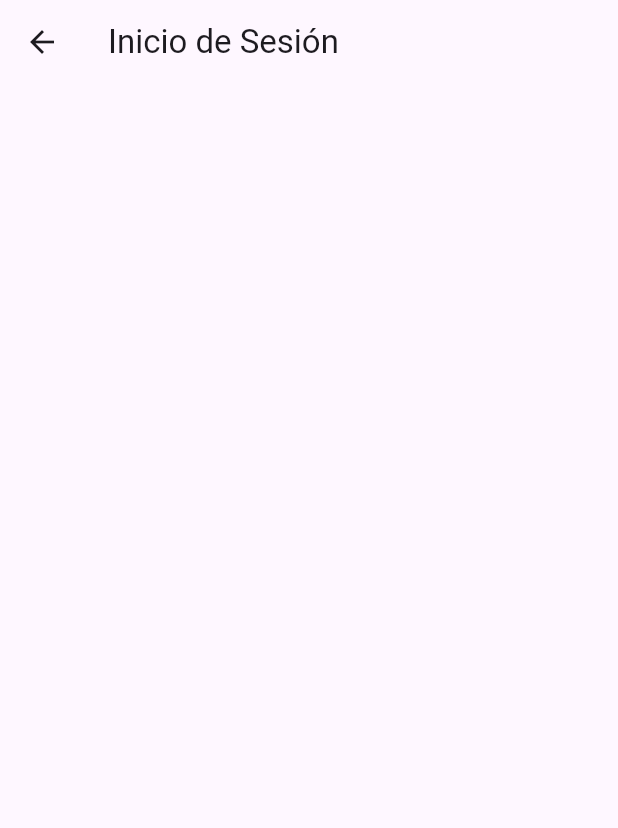
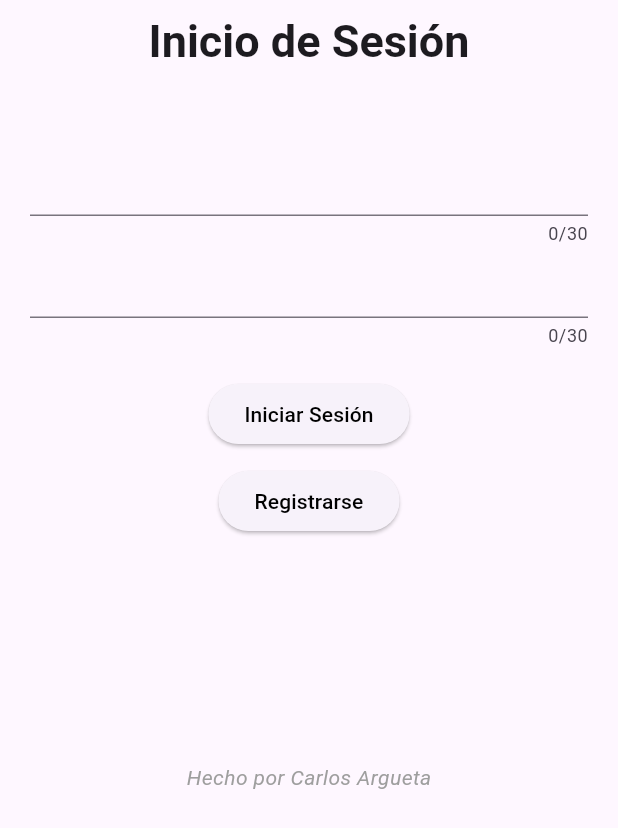
Before and after one commit to EddyArgueta/Tarea2.2, a Flutter app: the LoginPage screen opened directly, on a phone screen of 412 x 824 dp. Shown: the top 828 px of the screen. Run offline on Flutter 3.47's test engine with Material 3 defaults, Android fonts, the phone set to English and light mode, and no system bars.

Commit message:
Login Page, inicios

```diff
--- a/lib/main.dart
+++ b/lib/main.dart
@@ -17,9 +17,9 @@ class MyApp extends StatelessWidget {
         title: 'Material App',
       debugShowCheckedModeBanner: false,
       //home: const HomePage(email: 'carguetar@unah.hn'),
-      //home: const LoginPage(),
+      home: LoginPage(),
       //home: const PageNotFound(),
-      home: const RegistroPage(),
+      //home: const RegistroPage(),
 
       onGenerateRoute: (settings) => MaterialPageRoute(
       builder: (context) {
--- a/lib/pages/home_page.dart
+++ b/lib/pages/home_page.dart
@@ -10,6 +10,7 @@ class HomePage extends StatelessWidget {
     return Scaffold(
       appBar: AppBar(
         title: const Text('Home'),
+        backgroundColor:const Color.fromARGB(255, 252, 250, 166),
       ),
       body: Center(
         child: Text('Bienvenido(a), $email'),
--- a/lib/pages/login_page.dart
+++ b/lib/pages/login_page.dart
@@ -1,13 +1,110 @@
 import 'package:flutter/material.dart';
+import 'package:login_app/pages/home_page.dart';
+import 'package:login_app/pages/registro_page.dart';
 
 class LoginPage extends StatelessWidget {
-  const LoginPage({super.key});
+  final TextEditingController emailController = TextEditingController();
+  final TextEditingController passwordController = TextEditingController();
+  final formKey = GlobalKey<FormState>();
+
+  LoginPage({super.key});
 
   @override
   Widget build(BuildContext context) {
     return Scaffold(
       appBar: AppBar(
-        title: const Text('Inicio de Sesión'),
+        title: const Center(
+          child: Text(
+            'Inicio de Sesión',
+            style: TextStyle(
+              fontWeight: FontWeight.bold,
+              fontSize: 30.0,
+            ),
+          ),
+        ),
+      ),
+      body: Stack(
+        children: [
+          SingleChildScrollView(
+            child: Padding(
+              padding: const EdgeInsets.all(20.0),
+              child: Column(
+                mainAxisAlignment: MainAxisAlignment.center,
+                children: [
+                  const SizedBox(height: 20.0),
+                  Form(
+                key: formKey,
+
+                //Con esta opcion, cuando vuelva a la Pantalla de Login despues de ir a la de Registro
+                //No me saldran en rojo los campos de correo y password
+                autovalidateMode: AutovalidateMode.onUserInteraction,
+                child: Column(
+                  children: [
+                    TextFormField(
+                      controller: emailController,
+                      maxLength: 30,
+                  ),
+                    TextFormField(
+                      controller: passwordController,
+                      obscureText: true,
+                      maxLength: 30,
+                    ),
+                  ],
+                ),
+                  ),
+                  const SizedBox(height: 20.0),
+                  ElevatedButton(
+                    onPressed: () {
+                      // Validacion de las credenciales
+                      if (emailController.text == 'carguetar@unah.hn' &&
+                          passwordController.text == '20172001120') {
+                        Navigator.pushReplacement(
+                          context,
+                          MaterialPageRoute(builder: (context) => HomePage(email: emailController.text)),
+                        );
+                      } else {
+                        ScaffoldMessenger.of(context).showSnackBar(const SnackBar(
+                          content: Text('Credenciales incorrectas'),
+                        ));
+                      }
+                    },
+                    child: const Text('Iniciar Sesión',
+                    style: TextStyle(color: Colors.black),
+                    textAlign: TextAlign.center),
+                  ),
+                  const SizedBox(height: 10.0),
+                  ElevatedButton(
+                    onPressed: () {
+                      Navigator.push(
+                        context,
+                        MaterialPageRoute(builder: (context) => const RegistroPage()),
+                      );
+                    },
+                    child: const Text('Registrarse',
+                    style: TextStyle(color: Colors.black),
+                    textAlign: TextAlign.center),
+                  ),
+                  const SizedBox(height: 160.0),
+                ],
+              ),
+            ),
+          ),
+
+          Positioned(
+            bottom: 10.0,
+            left: 0,
+            right: 0,
+            child: Center(
+              child: Text(
+                'Hecho por Carlos Argueta',
+                style: TextStyle(
+                  color: Colors.grey[500],
+                  fontStyle: FontStyle.italic,
+                ),
+              ),
+            ),
+          ),
+        ],
       ),
     );
   }
```
Also changed, not shown: lib/widgets/inputs.dart (added).
